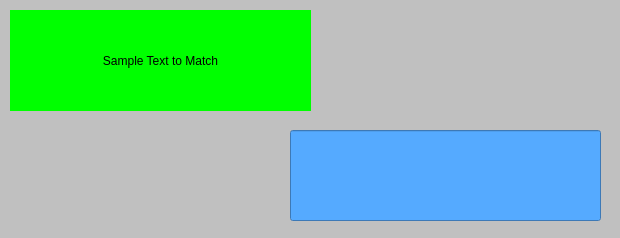
Old version of the form stringmatcherpopup.ui in the repository University-of-Utah-CS3505/a9-edu-app-ryan-rockhopper.
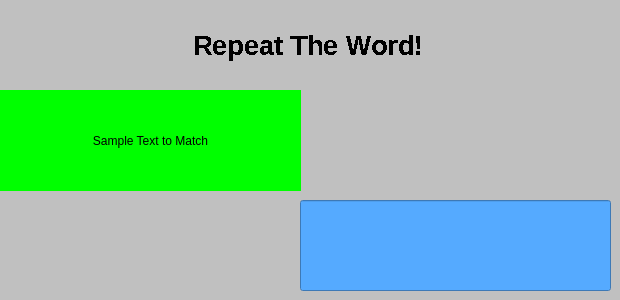
New version of the form.

Commit message: -added instructions to Texting Pop-up. Changed Name of MainWindow

```diff
--- a/stringmatcherpopup.ui
+++ b/stringmatcherpopup.ui
@@ -7,7 +7,7 @@
     <x>0</x>
     <y>0</y>
     <width>620</width>
-    <height>238</height>
+    <height>300</height>
    </rect>
   </property>
   <property name="maximumSize">
@@ -25,8 +25,8 @@
   <widget class="QLabel" name="label">
    <property name="geometry">
     <rect>
-     <x>10</x>
-     <y>10</y>
+     <x>0</x>
+     <y>90</y>
      <width>301</width>
      <height>101</height>
     </rect>
@@ -46,8 +46,8 @@
   <widget class="QLineEdit" name="lineEdit">
    <property name="geometry">
     <rect>
-     <x>290</x>
-     <y>130</y>
+     <x>300</x>
+     <y>200</y>
      <width>311</width>
      <height>91</height>
     </rect>
@@ -58,6 +58,43 @@
 color: rgb(0, 0, 0);</string>
    </property>
   </widget>
+  <widget class="QLabel" name="instructionsText">
+   <property name="geometry">
+    <rect>
+     <x>18</x>
+     <y>15</y>
+     <width>581</width>
+     <height>61</height>
+    </rect>
+   </property>
+   <property name="font">
+    <font>
+     <family>Segoe UI</family>
+     <pointsize>20</pointsize>
+     <italic>false</italic>
+     <bold>true</bold>
+     <stylestrategy>NoAntialias</stylestrategy>
+     <kerning>true</kerning>
+    </font>
+   </property>
+   <property name="styleSheet">
+    <string notr="true">
+font: 700 20pt &quot;Segoe UI&quot;;
+color: rgb(0, 0, 0);</string>
+   </property>
+   <property name="text">
+    <string>Repeat The Word!</string>
+   </property>
+   <property name="scaledContents">
+    <bool>true</bool>
+   </property>
+   <property name="alignment">
+    <set>Qt::AlignCenter</set>
+   </property>
+   <property name="textInteractionFlags">
+    <set>Qt::NoTextInteraction</set>
+   </property>
+  </widget>
  </widget>
  <resources/>
  <connections/>
```
Left out of the diff: 3 changed lines with no effect on the pictures. The commit also changes 2 other files.
